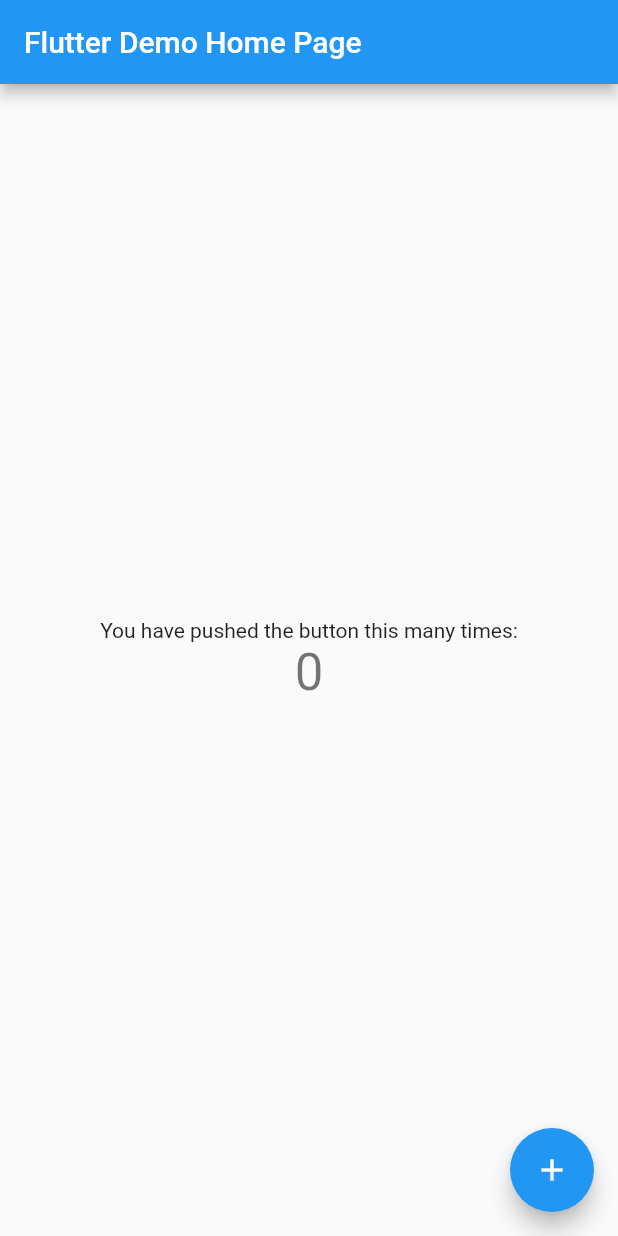
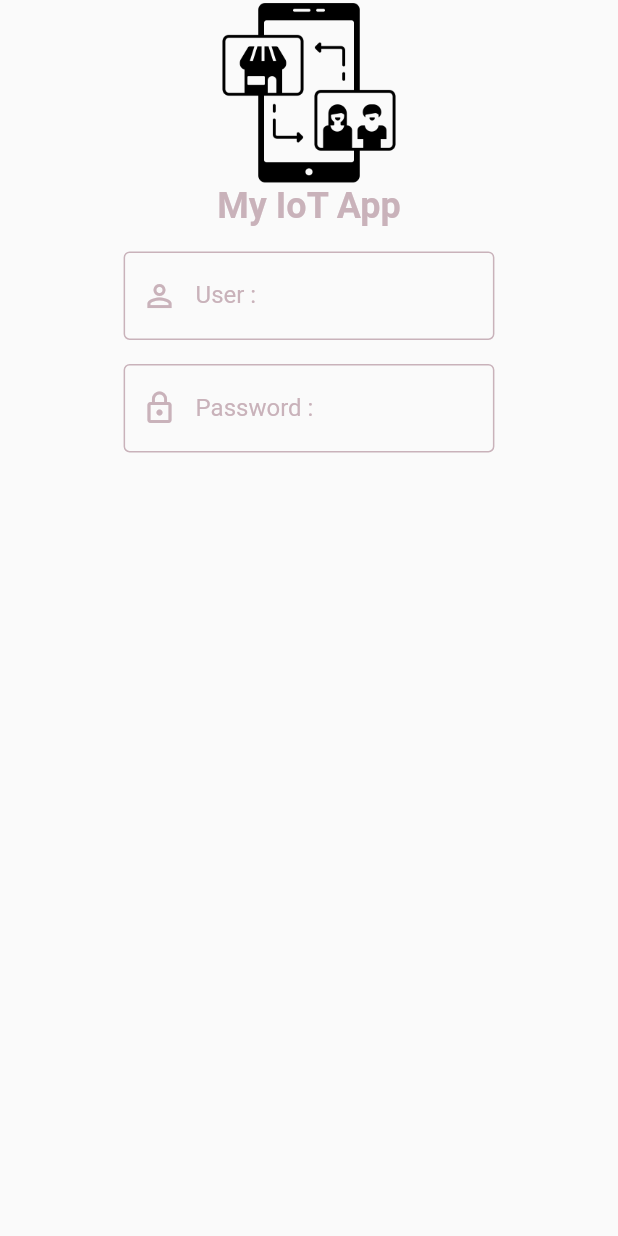
Before and after one commit to kinggto2019/iotapps, a Flutter app: the screen it shows after launch, on a phone screen of 412 x 824 dp. Run offline on Flutter 3.47's test engine with Material 2 defaults, Android fonts, the phone set to English and light mode, and no system bars.

Commit message:
authen30082021

```diff
--- a/lib/main.dart
+++ b/lib/main.dart
@@ -1,113 +1,22 @@
 import 'package:flutter/material.dart';
+import 'package:flutterapp/state/authen.dart';
 
 void main() {
   runApp(MyApp());
 }
 
+final Map<String, WidgetBuilder> map ={
+  '/authen':(BuildContext context) => Authen(),
+
+};
+String initRoute ='/authen';
 class MyApp extends StatelessWidget {
-  // This widget is the root of your application.
+  const MyApp({ Key? key }) : super(key: key);
+
   @override
   Widget build(BuildContext context) {
-    return MaterialApp(
-      title: 'Flutter Demo',
-      theme: ThemeData(
-        // This is the theme of your application.
-        //ddddd
-        // Try running your application with "flutter run". You'll see the
-        // application has a blue toolbar. Then, without quitting the app, try
-        // changing the primarySwatch below to Colors.green and then invoke
-        // "hot reload" (press "r" in the console where you ran "flutter run",
-        // or simply save your changes to "hot reload" in a Flutter IDE).
-        // Notice that the counter didn't reset back to zero; the application
-        // is not restarted.
-        primarySwatch: Colors.blue,
-      ),
-      home: MyHomePage(title: 'Flutter Demo Home Page'),
+    return MaterialApp(routes: map,title: 'IotApp',initialRoute: initRoute,
+
     );
   }
 }
-
-class MyHomePage extends StatefulWidget {
-  MyHomePage({Key? key, required this.title}) : super(key: key);
-
-  // This widget is the home page of your application. It is stateful, meaning
-  // that it has a State object (defined below) that contains fields that affect
-  // how it looks.
-
-  // This class is the configuration for the state. It holds the values (in this
-  // case the title) provided by the parent (in this case the App widget) and
-  // used by the build method of the State. Fields in a Widget subclass are
-  // always marked "final".
-
-  final String title;
-
-  @override
-  _MyHomePageState createState() => _MyHomePageState();
-}
-
-class _MyHomePageState extends State<MyHomePage> {
-  int _counter = 0;
-
-  void _incrementCounter() {
-    setState(() {
-      // This call to setState tells the Flutter framework that something has
-      // changed in this State, which causes it to rerun the build method below
-      // so that the display can reflect the updated values. If we changed
-      // _counter without calling setState(), then the build method would not be
-      // called again, and so nothing would appear to happen.
-      _counter++;
-    });
-  }
-
-  @override
-  Widget build(BuildContext context) {
-    // This method is rerun every time setState is called, for instance as done
-    // by the _incrementCounter method above.
-    //
-    // The Flutter framework has been optimized to make rerunning build methods
-    // fast, so that you can just rebuild anything that needs updating rather
-    // than having to individually change instances of widgets.
-    return Scaffold(
-      appBar: AppBar(
-        // Here we take the value from the MyHomePage object that was created by
-        // the App.build method, and use it to set our appbar title.
-        title: Text(widget.title),
-      ),
-      body: Center(
-        // Center is a layout widget. It takes a single child and positions it
-        // in the middle of the parent.
-        child: Column(
-          // Column is also a layout widget. It takes a list of children and
-          // arranges them vertically. By default, it sizes itself to fit its
-          // children horizontally, and tries to be as tall as its parent.
-          //
-          // Invoke "debug painting" (press "p" in the console, choose the
-          // "Toggle Debug Paint" action from the Flutter Inspector in Android
-          // Studio, or the "Toggle Debug Paint" command in Visual Studio Code)
-          // to see the wireframe for each widget.
-          //
-          // Column has various properties to control how it sizes itself and
-          // how it positions its children. Here we use mainAxisAlignment to
-          // center the children vertically; the main axis here is the vertical
-          // axis because Columns are vertical (the cross axis would be
-          // horizontal).
-          mainAxisAlignment: MainAxisAlignment.center,
-          children: <Widget>[
-            Text(
-              'You have pushed the button this many times:',
-            ),
-            Text(
-              '$_counter',
-              style: Theme.of(context).textTheme.headline4,
-            ),
-          ],
-        ),
-      ),
-      floatingActionButton: FloatingActionButton(
-        onPressed: _incrementCounter,
-        tooltip: 'Increment',
-        child: Icon(Icons.add),
-      ), // This trailing comma makes auto-formatting nicer for build methods.
-    );
-  }
-}
--- /dev/null
+++ b/lib/state/authen.dart
@@ -0,0 +1,82 @@
+import 'package:flutter/material.dart';
+import 'package:flutterapp/utility/mystyle.dart';
+
+class Authen extends StatefulWidget {
+  // const Authen({ Key? key }) : super(key: key);
+
+  @override
+  _AuthenState createState() => _AuthenState();
+}
+
+class _AuthenState extends State<Authen> {
+  double screen;
+
+  @override
+  Widget build(BuildContext context) {
+    screen = MediaQuery.of(context).size.width;
+    return Scaffold(
+        body: Center(
+      child: Column(
+        children: [
+          showLogo(),
+          MyStyle().title('My IoT App'),
+          buildUser(),
+          buildPassword(),
+        ],
+      ),
+    ));
+  }
+
+  Container buildUser() {
+    return Container(
+      margin: EdgeInsets.only(top: 16),
+      width: screen * 0.6,
+      child: TextField(
+        decoration: InputDecoration(
+          prefixIcon: Icon(
+            Icons.perm_identity,
+            color: MyStyle().darkColor,
+          ),
+          enabledBorder: OutlineInputBorder(
+            borderSide: BorderSide(color: MyStyle().darkColor),
+          ),
+          labelStyle: TextStyle(color: MyStyle().darkColor),
+          labelText: 'User :',
+          focusedBorder: OutlineInputBorder(
+            borderSide: BorderSide(color: MyStyle().lightColor),
+          ),
+        ),
+      ),
+    );
+  }
+
+   Container buildPassword() {
+    return Container(
+      margin: EdgeInsets.only(top: 16),
+      width: screen * 0.6,
+      child: TextField(
+        decoration: InputDecoration(
+          prefixIcon: Icon(
+            Icons.lock_outline,
+            color: MyStyle().darkColor,
+          ),
+          enabledBorder: OutlineInputBorder(
+            borderSide: BorderSide(color: MyStyle().darkColor),
+          ),
+          labelStyle: TextStyle(color: MyStyle().darkColor),
+          labelText: 'Password :',
+          focusedBorder: OutlineInputBorder(
+            borderSide: BorderSide(color: MyStyle().lightColor),
+          ),
+        ),
+      ),
+    );
+  }
+
+  Container showLogo() {
+    return Container(
+      width: screen * 0.3,
+      child: MyStyle().showLogo(),
+    );
+  }
+}
--- /dev/null
+++ b/lib/utility/mystyle.dart
@@ -0,0 +1,21 @@
+import 'package:flutter/material.dart';
+
+class MyStyle {
+  Color darkColor = Color(0xffc9b2ba);
+  Color primaryColor = Color(0xfffce4ec);
+  Color lightColor = Color(0xffffffff);
+
+  Widget title(String string) => Text(
+        string,
+        style: TextStyle(
+          fontSize: 24,
+          fontWeight: FontWeight.bold,
+          color: darkColor,
+        ),
+      );
+
+  Widget showLogo() => Image(
+        image: AssetImage('images/logo.png'),
+      );
+  MyStyle();
+}
--- a/pubspec.yaml
+++ b/pubspec.yaml
@@ -45,8 +45,8 @@ flutter:
   uses-material-design: true
 
   # To add assets to your application, add an assets section, like this:
-  # assets:
-  #   - images/a_dot_burr.jpeg
+  assets:
+    - images/
   #   - images/a_dot_ham.jpeg
 
   # An image asset can refer to one or more resolution-specific "variants", see
```
Also changed, not shown: images/logo.png (added), lib/images/logo.png (added), lib/state/myservice.dart (added).
